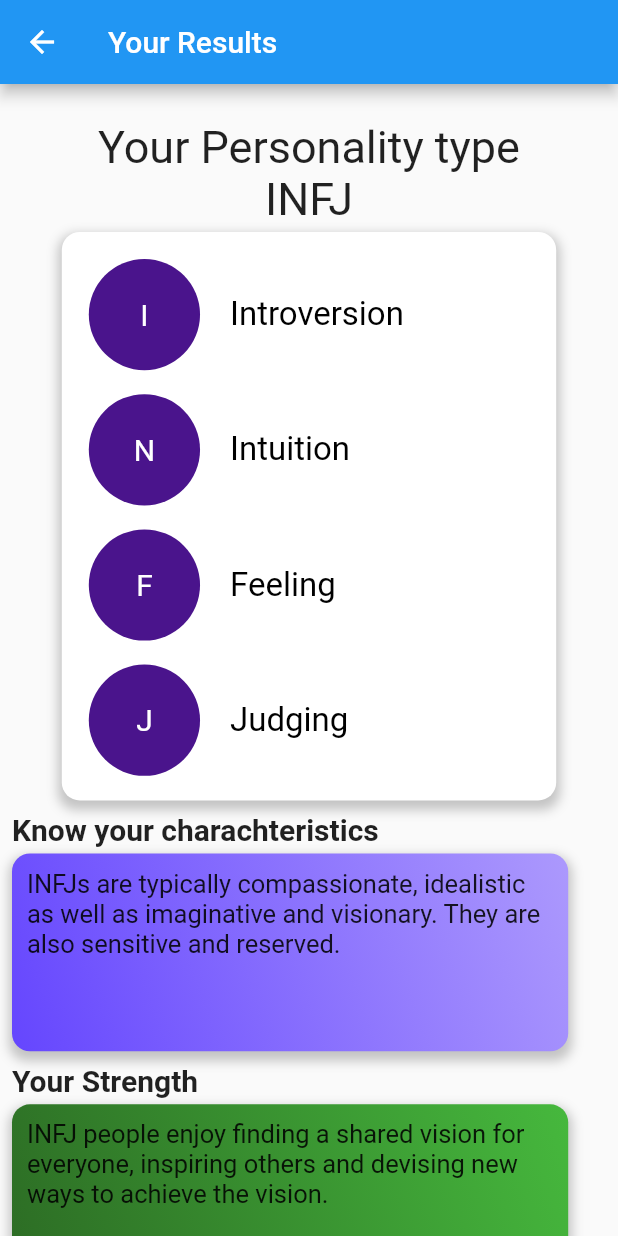
After one commit to Aditi-Singh16/Personality-Analyzer, a Flutter app: the TestResult screen opened directly, on a phone screen of 412 x 824 dp. The commit adds this screen. Run offline on Flutter 3.47's test engine with Material 2 defaults, Android fonts, the phone set to English and light mode, and no system bars; our stand-ins replace firebase_auth, firebase_core; missing offline and left inert: conditional_questions; accounts and stored records are empty; statements that could not run were skipped.

Commit message:
add result screen

```diff
--- /dev/null
+++ b/flutter_application_1/lib/backend/apicall.dart
@@ -0,0 +1,15 @@
+import 'package:http/http.dart' as http;
+
+class GetPersonalityOfPeople {
+  var baseUrl = 'https://aditi-personality-predict.herokuapp.com/personalityPrediction';
+  List<String> mbtiPersonality = ['ENFJ','ENFP','ENTJ','ENTP','ESFJ','ESFP','ESTJ','ESTP','INFJ','INFP','INTJ','INTP','ISFJ','ISFP','ISTJ','ISTP'];
+
+  Future<String> fetchPersonality(String my_post) async {
+    try{
+      final response = await http.get(Uri.parse(baseUrl + '?text=' + my_post));
+      return mbtiPersonality[int.parse(response.body)];
+    }on Exception catch (_, e){
+      return e.toString();
+    }
+  }
+}
--- /dev/null
+++ b/flutter_application_1/lib/constants/desc.dart
@@ -0,0 +1,101 @@
+
+class DescConstant{
+  final Map<String, dynamic> mbtiRes = {
+    'ENFJ':{
+       "desc":"",
+       "strength":"",
+       "weakness":"",
+       "career":""
+    },
+    'ENFP':{
+       "desc":"",
+       "strength":"",
+       "weakness":"",
+       "career":""
+    },
+    'ENTJ':{
+       "desc":"",
+       "strength":"",
+       "weakness":"",
+       "career":""
+    },
+    'ENTP':{
+       "desc":"",
+       "strength":"",
+       "weakness":"",
+       "career":""
+    },
+    'ESFJ':{
+       "desc":"",
+       "strength":"",
+       "weakness":"",
+       "career":""
+    },
+    'ESFP':{
+       "desc":"",
+       "strength":"",
+       "weakness":"",
+       "career":""
+    },
+    'ESTJ':{
+       "desc":"ESTJs are typically responsible and efficient but they can also be assertive as well as logical and realistic.",
+       "strength":"ESTJs drive themselves to reach their goal, organising people and resources in order to achieve it. They have an extensive network of contacts and are willing to make tough decisions when necessary. They tend to value competence highly.",
+       "weakness":"ESTJ people tend to be so focused on the objective pursuit of their goal that they ignore the ideas or feelings of others. Situations where an intimate rapport is needed are likely to be less comfortable for them. They may not collect enough information before jumping into action, and risk missing new opportunities that are not already part of their plan.",
+       "career":"ESTJs enjoy setting clear goals and deadlines, and analysing problems logically. They work best in a stable environment with clearly defined roles and responsibilities. Careers in law-enforcement, manufacturing and applied technology are likely to appeal to ESTJs."
+    },
+    'ESTP':{
+       "desc":"ESTPs are typically analytical, outgoing and enthusiastic as well as logical and they tend to be observant and resourceful.",
+       "strength":"ESTPs motivate others by bringing energy into situations. They apply common sense and experience to problems, quickly analysing what is wrong and then fixing it, often in an inventive or resourceful way.",
+       "weakness":"ESTP people may have difficulty in managing their time, and may lose interest in long, complex projects. Being so focused on immediate problems may lead to them ignoring long-term systematic problems, and they may also be uncomfortable discussing or focusing on",
+       "career":"ESTPs enjoy taking risks, managing crises and putting out fires. They work best surrounded by active, task-oriented people in an environment that is immediate and focused on the project. ESTPs are likely to be attracted to jobs in the protective services, agriculture, manufacturing and marketing."
+    },
+    'INFJ':{
+       "desc":"INFJs are typically compassionate, idealistic as well as imaginative and visionary. They are also sensitive and reserved. ",
+       "strength":"INFJ people enjoy finding a shared vision for everyone, inspiring others and devising new ways to achieve the vision.",
+       "weakness":"INFJs may come across as individualistic, private and perhaps mysterious to others, and may do their thinking in a vacuum, resulting in an unrealistic vision that is difficult to communicate.",
+       "career":"Attractive INFJ jobs include careers in teaching, social work and artistic professions."
+    },
+    'INFP':{
+       "desc":"INFPs are typically flexible, spontaneous as well as reflective and contained. They are also imaginative and developmental.",
+       "strength":"INFP people enjoy devising creative solutions to problems, making moral commitments to what they believe in. They enjoy helping others with their growth and inner development to reach their full potential.",
+       "weakness":"INFPs may struggle to speak up in meetings, leading others to believe they don’t care or have nothing to contribute. They risk failing to convince others of the merit of their ideas.",
+       "career":"INFP people enjoy helping others develop and learn, and express their creativity through writing or visual arts. They like doing work that has meaning, and enjoy working with people who share their values. INFPs are likely to be attracted to professions in counselling and human development, as well as within the arts and writing. "
+    },
+    'INTJ':{
+      "desc":"INTJs are typically strategic and conceptual as well as innovative, independent and logical. They can also be demanding and but reflective.",
+      "strength":"INTJ people are often able to define a compelling, long-range vision, and can devise innovative solutions to complex problems.",
+      "weakness":"INTJs may come across as cold and distant when focusing on the task in hand. They can neglect to recognise and appreciate the contributions of others.",
+      "career":"INTJs tend to enjoy being challenged intellectually and working in an environment that is hard-driving and achievement-oriented. They relish the opportunity to work with people who are experts in their field. Appealing careers for INTJs include those in scientific or technical industries such as engineering, computing or law."
+    },
+    'INTP':{
+       "strength":"INTP people think strategically and are able to build conceptual models to understand complex problems. They tend to adopt a detached and concise way of analysing the world, and often uncover new or innovative approaches. ",
+       "desc":"INTPs are typically independent and detached, who also tends to be challenging and logical as well as sceptical and innovative. ",
+       "weakness":"INTPs may struggle to work in teams, especially with others who they perceive to be illogical or insufficiently task-focused. They may have no clear sense of direction and may overlook important facts or practical details.",
+       "career":"INTPs tend to appreciate occupations in technical and scientific fields, and gain expert knowledge. They work best in an environment that offers time and space to concentrate without interruption, and which doesn’t pressure people to work in teams or attend lots of meetings. Jobs that might appeal to INTPs include architect, researcher and social scientist."
+    },
+    'ISFJ':{
+       "desc":"ISFJs are organised, practical and patient, but also dependable and loyal. Furthermore ISFJs are patient and understanding.",
+       "strength":"ISFJs are patient individuals who apply common sense and experience to solving problems for other people. They are responsible, loyal and traditional, enjoying serving the needs of others and providing practical help.",
+       "weakness":"ISFJ people may be overly cautious, and might not consider the logical consequences of their decisions. They can lack assertiveness, and risk basing their decisions on what they think will please others.",
+       "career":"ISFJs enjoy a sense of belonging at work and like to work with people who care about and support each other. Jobs attractive to ISFJs are those that reward loyalty and a sense of duty, including careers in healthcare, secretarial roles and social work."
+    },
+    'ISFP':{
+       "desc":"ISFPs are typically cooperative, modest and adaptable and also gentle and loyal.",
+       "strength":"ISFPs enjoy providing practical help or service to others, as well as bringing people together and facilitating and encouraging their cooperation.",
+       "weakness":"Because they tend to be less assertive than some types, ISFPs may have less influence in the workplace, and their concern for others could prevent them from making tough decisions. They sometimes put off making decisions, in the hope that a better opportunity will come along.",
+       "career":"ISFP people enjoy working at something that is personally meaningful. They like to work in an environment with supportive co-workers who care about one another, and may shy away from outright competition. ISFPs are likely to be attracted to jobs in healthcare, service industries and clerical professions. "
+    },
+    'ISTJ':{
+      "desc":"ISTJs are typically thorough, conscientious, realistic but also systematic and reserved. ",
+      "strength":"Dependable and systematic, ISTJ types enjoy working within clear systems and processes. They tend to be traditional, task-oriented and decisive",
+      "weakness":"People with ISTJ preferences can become set in their ways and can sometimes be seen as rigid and impersonal.",
+      "career":"ISTJ types like to have clear goals and realistic deadlines, and to work with factual data to solve problems and monitor progress. They prefer to work in traditional organisational environments, with people who take their responsibilities seriously. Attractive occupations for ISTJs tend to be within management or administrative positions, with law-enforcement and accounting also holding appeal."
+    },
+    'ISTP':{
+      "desc":"ISTPs are typically analytical, practical, realistic but also logical and adaptable. ",
+      "strength":"ISTPs tend to enjoy learning and perfecting a craft through their patient application of skills. They can remain calm while managing a crisis, quickly deciding what needs to be done to solve the problem.",
+      "weakness":"ISTP people risk focusing so much on what needs to be done immediately that they fail to see the big picture. They don’t always follow through on projects that require them to work closely with others.  ",
+      "career":"ISTPs like analysing problems and responding to crises. They enjoy working autonomously, and tend to prefer hands-on or analytical work. Jobs that might appeal to ISTPs might include surgery, agriculture or engineering."
+    }
+  };
+}
--- a/flutter_application_1/lib/main.dart
+++ b/flutter_application_1/lib/main.dart
@@ -7,7 +7,9 @@ import 'package:provider/provider.dart';
 
 
 
-Future<void>  main() async {
+void main() async {
+  WidgetsFlutterBinding.ensureInitialized();
+  await Firebase.initializeApp();
   runApp(MyApp());
 }
 
--- a/flutter_application_1/lib/models/myuser.dart
+++ b/flutter_application_1/lib/models/myuser.dart
@@ -1,7 +1,20 @@
 class MyUser {
+  final String uid;
+  String? name;
+  String? email;
 
-  final String uid;
 
-  MyUser({ required this.uid });
+  MyUser({
+    required this.uid,
+    this.email,
+    this.name
+    });
 
+  Map<String,dynamic> toMap() {
+    return {
+      'uid': uid,
+      'user_name': name,
+      'email':email
+    };
+  }
 }
--- a/flutter_application_1/lib/screens/home/home.dart
+++ b/flutter_application_1/lib/screens/home/home.dart
@@ -1,6 +1,7 @@
 import 'package:flutter/material.dart';
 import 'package:conditional_questions/conditional_questions.dart';
-import 'dart:convert';
+import 'package:flutter_application_1/backend/apicall.dart';
+import 'package:flutter_application_1/screens/home/test_result.dart';
 import 'package:flutter_application_1/services/auth.dart';
 import 'questions.dart';
 
@@ -67,12 +68,13 @@ class _MyHomePageState extends State<MyHomePage> {
               var result=[];
               if (_key.currentState!.validate()) {
                 print("validated!");
+                _key.currentState?.getElementList().forEach((element) {result.add(element.answer);});
+                //String personalityType = await GetPersonalityOfPeople().fetchPersonality(result.join("."));
+                Navigator.push(
+                  context,
+                  MaterialPageRoute(builder: (context) =>TestResult(mbtiType: "INFJ",)),
+                );
               }
-              _key.currentState?.getElementList().forEach((element) {result.add(element.answer);});
-              setState(() {
-                lst=result;
-              });
-              print(lst);
             },
             child: const Text("Submit",style:TextStyle(fontFamily: 'EBGaramond',fontSize: 25,color:Color.fromARGB(255, 255, 255, 255) )),
           ),
--- /dev/null
+++ b/flutter_application_1/lib/screens/home/test_result.dart
@@ -0,0 +1,273 @@
+import 'package:flutter/material.dart';
+import 'package:flutter_application_1/constants/desc.dart';
+
+class TestResult extends StatefulWidget {
+  const TestResult({required this.mbtiType, Key? key}) : super(key: key);
+
+  final String mbtiType;
+
+  @override
+  State<TestResult> createState() => _TestResultState();
+}
+
+class _TestResultState extends State<TestResult> {
+  final Map<String, String> letterType = {
+    "I": "Introversion",
+    "N": "Intuition",
+    "T": "Thinking",
+    "S": "Sensing",
+    "E": "Extraversion",
+    "F": "Feeling",
+    "P": "Perceiving",
+    "J": "Judging"
+  };
+
+  @override
+  Widget build(BuildContext context) {
+    return Scaffold(
+        appBar: AppBar(
+          title: const Text('Your Results'),
+        ),
+        body: SingleChildScrollView(
+          physics: const BouncingScrollPhysics(),
+          child: Padding(
+            padding: const EdgeInsets.all(8.0),
+            child: Column(
+              mainAxisAlignment: MainAxisAlignment.start,
+              crossAxisAlignment: CrossAxisAlignment.start,
+              children: [
+                SizedBox(height: MediaQuery.of(context).size.height * 0.02),
+                Center(
+                  child: Text('Your Personality type',
+                      style: const TextStyle(fontSize: 30)),
+                ),
+                Center(
+                  child: Text(
+                    '${widget.mbtiType}',
+                    style: const TextStyle(fontSize: 30)
+                  ),
+                ),
+                SizedBox(height: MediaQuery.of(context).size.height * 0.005),
+                Center(
+                  child: Container(
+                    padding: const EdgeInsets.all(10.0),
+                    width: MediaQuery.of(context).size.width * 0.8,
+                    height: MediaQuery.of(context).size.height * 0.46,
+                    decoration: BoxDecoration(
+                      color: Colors.white,
+                      borderRadius: const BorderRadius.only(
+                          topLeft: Radius.circular(12),
+                          topRight: Radius.circular(12),
+                          bottomLeft: Radius.circular(12),
+                          bottomRight: Radius.circular(12)),
+                      boxShadow: [
+                        BoxShadow(
+                          color: Colors.grey.withOpacity(0.6),
+                          spreadRadius: 2,
+                          blurRadius: 6,
+                          offset: const Offset(0, 4),
+                        ),
+                      ],
+                    ),
+                    child: ListView.builder(
+                      shrinkWrap: true,
+                      itemCount: widget.mbtiType.length,
+                      itemBuilder: (context, index) {
+                        return Padding(
+                          padding: const EdgeInsets.all(8.0),
+                          child: Row(
+                            children: [
+                              CircleAvatar(
+                                backgroundColor: Colors.purple[900],
+                                radius: MediaQuery.of(context).size.width * 0.09,
+                                child: Text(widget.mbtiType.split("")[index],
+                                    style: const TextStyle(
+                                        fontSize: 20.0,
+                                        color: Color.fromARGB(255, 255, 255, 255))),
+                              ),
+                              SizedBox(width: 20,),
+                              Text(letterType[widget.mbtiType.split("")[index]]!,
+                                  style: const TextStyle(
+                                    fontSize: 22.0,
+                                    color: Colors.black
+                                )
+                              )
+                            ],
+                          ),
+                        );
+                      },
+                    ),
+                  ),
+                ),
+                SizedBox(height: MediaQuery.of(context).size.height * 0.01),
+                const Text(
+                  'Know your charachteristics',
+                  style: TextStyle(
+                    fontSize: 20.0,
+                    fontWeight: FontWeight.bold,
+                  )
+                ),
+                SizedBox(height: MediaQuery.of(context).size.height * 0.005),
+                Container(
+                    padding: EdgeInsets.all(10.0),
+                    width: MediaQuery.of(context).size.width * 0.9,
+                    height: MediaQuery.of(context).size.height * 0.16,
+                    decoration: BoxDecoration(
+                      gradient: const LinearGradient(
+                        begin: Alignment.topRight,
+                        end: Alignment.bottomLeft,
+                        colors: [
+                          Color(0xffac99fd),
+                          Color(0xff6546fe),
+                        ],
+                      ),
+                      borderRadius: const BorderRadius.only(
+                          topLeft: Radius.circular(12),
+                          topRight: Radius.circular(12),
+                          bottomLeft: Radius.circular(12),
+                          bottomRight: Radius.circular(12)),
+                      boxShadow: [
+                        BoxShadow(
+                          color: Colors.grey.withOpacity(0.6),
+                          spreadRadius: 2,
+                          blurRadius: 6,
+                          offset: const Offset(0, 4),
+                        ),
+                      ],
+                    ),
+                    child: SingleChildScrollView(
+                        scrollDirection: Axis.vertical,
+                        child: Text(
+                          DescConstant().mbtiRes[widget.mbtiType]['desc'],
+                          style: TextStyle(fontSize: 17),
+                        ))),
+                SizedBox(height: MediaQuery.of(context).size.height * 0.01),
+                const Text(
+                  'Your Strength',
+                  style: TextStyle(
+                    fontSize: 20.0,
+                    fontWeight: FontWeight.bold,
+                  )
+                ),
+                SizedBox(height: MediaQuery.of(context).size.height * 0.005),
+                Container(
+                    padding: EdgeInsets.all(10.0),
+                    width: MediaQuery.of(context).size.width * 0.9,
+                    height: MediaQuery.of(context).size.height * 0.16,
+                    decoration: BoxDecoration(
+                      gradient: const LinearGradient(
+                        begin: Alignment.topRight,
+                        end: Alignment.bottomLeft,
+                        colors: [
+                          Color(0xff46B83D),
+                          Color(0xff2C6B24),
+                        ],
+                      ),
+                      borderRadius: const BorderRadius.only(
+                          topLeft: Radius.circular(12),
+                          topRight: Radius.circular(12),
+                          bottomLeft: Radius.circular(12),
+                          bottomRight: Radius.circular(12)),
+                      boxShadow: [
+                        BoxShadow(
+                          color: Colors.grey.withOpacity(0.6),
+                          spreadRadius: 2,
+                          blurRadius: 6,
+                          offset: const Offset(0, 4),
+                        ),
+                      ],
+                    ),
+                    child: SingleChildScrollView(
+                        scrollDirection: Axis.vertical,
+                        child: Text(
+                          DescConstant().mbtiRes[widget.mbtiType]['strength'],
+                          style: TextStyle(fontSize: 17),
+                        ))),
+                SizedBox(height: MediaQuery.of(context).size.height * 0.01),
+                const Text(
+                  'Potential Area of development',
+                  style: TextStyle(
+                    fontSize: 20.0,
+                    fontWeight: FontWeight.bold,
+                  )
+                ),
+                SizedBox(height: MediaQuery.of(context).size.height * 0.005),
+                Container(
+                    padding: EdgeInsets.all(10.0),
+                    width: MediaQuery.of(context).size.width * 0.9,
+                    height: MediaQuery.of(context).size.height * 0.16,
+                    decoration: BoxDecoration(
+                      gradient: const LinearGradient(
+                        begin: Alignment.topRight,
+                        end: Alignment.bottomLeft,
+                        colors: [
+                          Color(0xfff9624c),
+                          Color(0xfff74c4d),
+                        ],
+                      ),
+                      borderRadius: const BorderRadius.only(
+                          topLeft: Radius.circular(12),
+                          topRight: Radius.circular(12),
+                          bottomLeft: Radius.circular(12),
+                          bottomRight: Radius.circular(12)),
+                      boxShadow: [
+                        BoxShadow(
+                          color: Colors.grey.withOpacity(0.6),
+                          spreadRadius: 2,
+                          blurRadius: 6,
+                          offset: const Offset(0, 4),
+                        ),
+                      ],
+                    ),
+                    child: SingleChildScrollView(
+                        scrollDirection: Axis.vertical,
+                        child: Text(
+                            DescConstant().mbtiRes[widget.mbtiType]['weakness'],
+                            style: TextStyle(fontSize: 17)))),
+                SizedBox(height: MediaQuery.of(context).size.height * 0.01),
+                const Text(
+                  'Career Choice',
+                  style: TextStyle(
+                    fontSize: 20.0,
+                    fontWeight: FontWeight.bold,
+                  )
+                ),
+                SizedBox(height: MediaQuery.of(context).size.height * 0.005),
+                Container(
+                    padding: EdgeInsets.all(10.0),
+                    width: MediaQuery.of(context).size.width * 0.9,
+                    height: MediaQuery.of(context).size.height * 0.16,
+                    decoration: BoxDecoration(
+                      gradient: const LinearGradient(
+                        begin: Alignment.topRight,
+                        end: Alignment.bottomLeft,
+                        colors: [
+                          Color(0xff81cfff),
+                          Color(0xff05a4ff),
+                        ],
+                      ),
+                      borderRadius: const BorderRadius.only(
+                          topLeft: Radius.circular(12),
+                          topRight: Radius.circular(12),
+                          bottomLeft: Radius.circular(12),
+                          bottomRight: Radius.circular(12)),
+                      boxShadow: [
+                        BoxShadow(
+                          color: Colors.grey.withOpacity(0.6),
+                          spreadRadius: 2,
+                          blurRadius: 6,
+                          offset: const Offset(0, 4),
+                        ),
+                      ],
+                    ),
+                    child: SingleChildScrollView(
+                        scrollDirection: Axis.vertical,
+                        child: Text(
+                            DescConstant().mbtiRes[widget.mbtiType]['career'],
+                            style: TextStyle(fontSize: 17))))
+              ],
+            ),
+          ),
+        ));
+  }
+}
```
Also changed, not shown: flutter_application_1/pubspec.yaml (+5 -5 lines), flutter_application_1/pubspec.lock, 2 other files.
